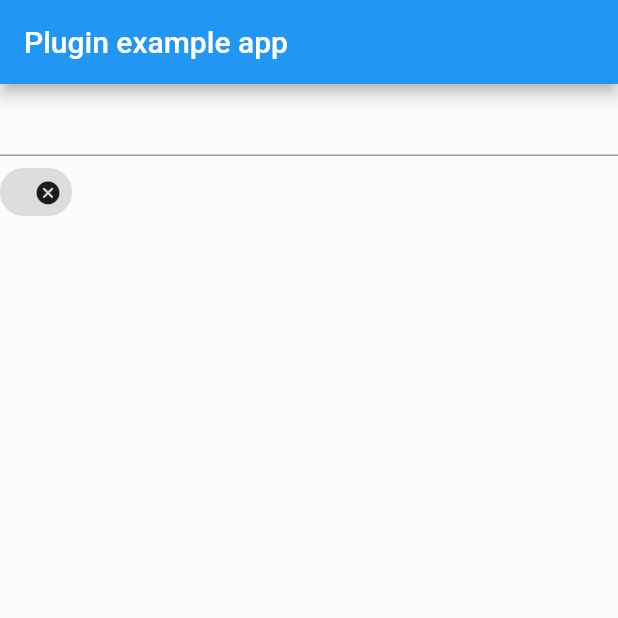
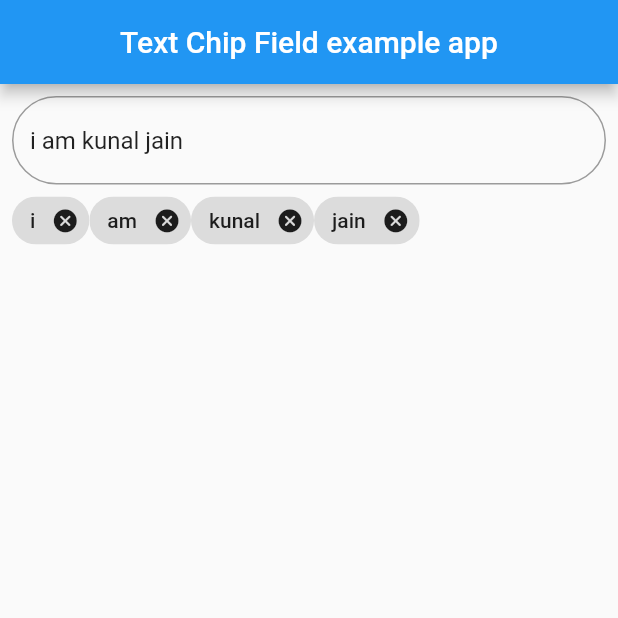
Before and after one commit to kunaljainwin/TEXT-CHIP-FIELD, a Flutter app: the screen it shows after launch, on a phone screen of 412 x 824 dp, the top half of it. Run offline on Flutter 3.47's test engine with Material 2 defaults, Android fonts, the phone set to English and light mode, and no system bars; our stand-ins replace sensors_plus.

Commit message:
Added features to decorate Text field

```diff
--- a/text_chip_field/example/lib/main.dart
+++ b/text_chip_field/example/lib/main.dart
@@ -45,15 +45,30 @@ class _MyAppState extends State<MyApp> {
     });
   }
 
+  String s = "i am kunal jain";
   @override
   Widget build(BuildContext context) {
-    String s = "you know who i am";
     return MaterialApp(
       home: Scaffold(
           appBar: AppBar(
-            title: const Text('Plugin example app'),
+            centerTitle: true,
+            title: const Text('Text Chip Field example app'),
           ),
-          body: TextChipField()),
+          body: Padding(
+            padding: const EdgeInsets.all(8.0),
+            child: TextChipField(
+              initialString: s,
+              seprator: " ",
+              decoration: InputDecoration(
+                border: OutlineInputBorder(
+                  borderRadius: BorderRadius.circular(30),
+                ),
+              ),
+              onChanged: (val) {
+                print(val); //"changed string"
+              },
+            ),
+          )),
     );
   }
 }
--- a/text_chip_field/lib/text_chip_field.dart
+++ b/text_chip_field/lib/text_chip_field.dart
@@ -1,5 +1,7 @@
 // ignore_for_file: must_be_immutable
-
+// Copyright 2014 The Flutter Authors. All rights reserved.
+// Use of this source code is governed by a BSD-style license that can be
+// found in the LICENSE file.
 library text_chip_field;
 
 import 'package:flutter/cupertino.dart';
@@ -8,17 +10,33 @@ import 'package:flutter/material.dart';
 /// A Calculator.
 class TextChipField extends StatefulWidget {
   static String platformVersion = "1.0.0";
-  List<String>? strings;
-  final String? joinWith;
+  final String initialString;
+  //Chip
+  final String? seprator;
   final IconData deleteIcon;
-  final onChanged;
-  TextChipField(
-      {Key? key,
-      this.strings = const [""],
-      this.joinWith = ",",
+  //TextFormField
+  final InputDecoration? decoration;
+  final TextStyle? style;
+  void Function(String s) onChanged = (String f) {};
+  final String? Function(String?)? validator;
+  //Wrap
+  final double runSpacing;
+  final double spacing;
+  final EdgeInsets chipsPadding;
+
+  TextChipField({
+    Key? key,
+    this.initialString = "",
+    required this.seprator,
     this.deleteIcon = CupertinoIcons.clear_thick_circled,
-      this.onChanged})
-      : super(key: key);
+    required this.onChanged,
+    this.decoration = const InputDecoration(),
+    this.style,
+    this.runSpacing = 2,
+    this.spacing = 0,
+    this.chipsPadding = EdgeInsets.zero,
+    this.validator,
+  }) : super(key: key);
 
   @override
   State<TextChipField> createState() => _TextChipFieldState();
@@ -26,36 +44,48 @@ class TextChipField extends StatefulWidget {
 
 class _TextChipFieldState extends State<TextChipField> {
   final TextEditingController _textEditingController = TextEditingController();
+
+  @override
+  void initState() {
+    super.initState();
+    _textEditingController.text = widget.initialString;
+  }
+
   @override
   Widget build(BuildContext context) {
     return Wrap(
       children: [
         TextFormField(
+          validator: widget.validator,
+          decoration: widget.decoration,
+          style: widget.style,
           controller: _textEditingController,
-          onEditingComplete: () {
-            setState(() {
-              widget.strings = _textEditingController.text.split(",");
-            });
+          onChanged: (val) {
+            setState(() {});
+            widget.onChanged(val);
           },
-          onChanged: widget.onChanged,
         ),
         const SizedBox(height: 8),
-        Wrap(
-          runSpacing: 2,
-          children: widget.strings!.map((e) {
+        Padding(
+          padding: widget.chipsPadding,
+          child: Wrap(
+            spacing: widget.spacing,
+            runSpacing: widget.runSpacing,
+            children:
+                _textEditingController.text.split(widget.seprator!).map((e) {
               return Chip(
                 label: Text(e.trim()),
                 deleteIcon: Icon(widget.deleteIcon),
                 onDeleted: () {
                   setState(() {
-                  widget.strings!.remove(e);
                     _textEditingController.text =
-                      widget.strings!.join(widget.joinWith!);
+                        _textEditingController.text.replaceAll(e, "").trim();
                   });
                 },
               );
             }).toList(),
           ),
+        ),
       ],
     );
   }
```
Also changed, not shown: text_chip_field/pubspec.yaml (+4 -4 lines), text_chip_field/example/pubspec.lock, 3 other files. Lines whose indentation alone changed are shown as unchanged.
